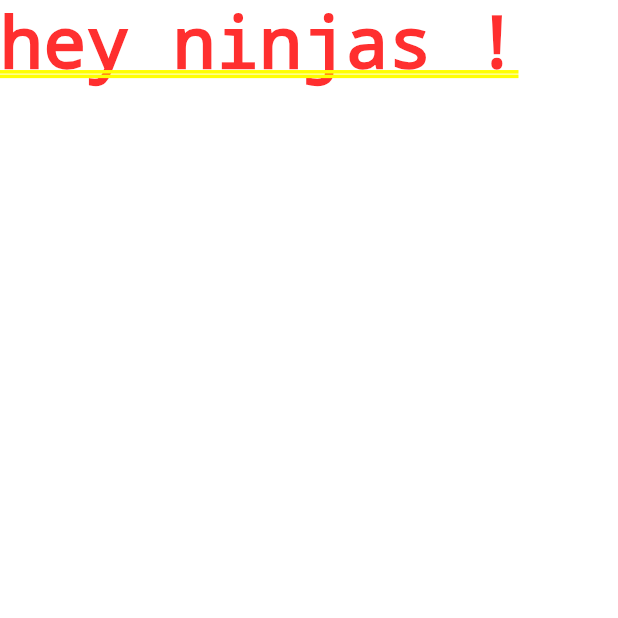
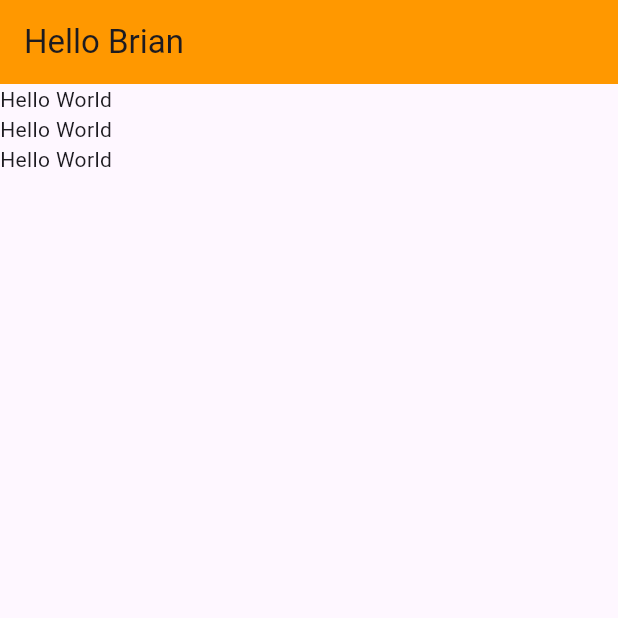
Before and after one commit to briankihia/FlutterApp, a Flutter app: the screen it shows after launch, on a phone screen of 412 x 824 dp, the top half of it. Run offline on Flutter 3.47's test engine with Material 3 defaults, Android fonts, the phone set to English and light mode, and no system bars.

Commit message:
created the first list of widgets and saw display

```diff
--- a/lib/main.dart
+++ b/lib/main.dart
@@ -1,9 +1,94 @@
 import 'package:flutter/material.dart';
 
-void main () => runApp( const MaterialApp(
-  // materialApp is going to act as a wrapper for the rest of our widgets inside
-  // the home of our material app is just going to be just a text widget.
-  // the home screen is just going to be a text widget.
-  home: Text('hey ninjas !'),
-//   different properties in our widgets are separated by commas
-));  // MaterialApp
+void main() {
+  // void main function usually means it is the first function to be run as soon as the app runs
+  runApp(MyApp());
+//   runApp is a function gotten from the import of material.dart above
+}
+
+class MyApp extends StatelessWidget {
+  const MyApp({super.key});
+
+
+//   flutter uses widgets to do all of its drawing and pretty much handling everything within the framework
+// widget is something that has has properties and could be rendered to the screen
+// eg. textwidget, row widget, column widget
+// when building our application we are going to build like a widget tree
+// ie. upper level widget that stores lower level widget
+// ie. if you modify the upper level widget everything gets modified
+
+//   this widget is the root of our application
+// stateleswidget just means that the widget will not be changing based on our interaction with it in the program
+// this means all we need to do when we make a statelesswidget is overide a method called build
+// MyApp takes all the functionality from statelesswidget class and altering it very slightly
+// statelesswidget has a bunch of functionality already defined
+@override
+  Widget build(BuildContext context) {
+  // since this is the root widget of our application, what we are returning is our materiaApp
+  // materialApp just sets up the actuall app for us and defines the homepage for our application
+  return MaterialApp(
+  //   first when we make an app the first thing we pass is a title
+    title: 'Flutter App',
+    theme: ThemeData(
+      // primarySwatch sets the primary color of our app
+      primarySwatch: Colors.orange,
+      primaryColor: Colors.orange,
+      // This makes the primary color yellow more broadly.
+    //   visualdensity means do we change the actual look of our app depending on what platform we are on eg. ios, android
+      visualDensity: VisualDensity.adaptivePlatformDensity,
+    ),
+    // home is going to be the homepage of your application
+
+    home: MyHomePage(),
+  //   upto here is defining the actuall app but we havent defined what is actually going to show up when we draw the application
+  //    so we create a widget and place it here on the home to be our homepage
+
+
+  );
+}
+
+}
+
+
+class MyHomePage extends StatelessWidget {
+  @override
+  Widget build(BuildContext context) {
+  //    dart is a typed language so you need to define the types of all of your parameters, the return types of all of your functions and methods so we are going to be using classes and object oriented programming with generics
+  // we must return a widget
+  //   whenever we start making an app atleast for now we are going to be returning the scaffold widget
+  //   this just setts up the basic structure of a page
+  //   it can also hold other widgets inside of it
+  //   you can also return a text widget
+    //   return Text("hello");
+    // inside scaffold we add a child widget
+    // first we add a title
+    // statelesswidget and scaffold are widgets and on them we have a build method that tells us what to display when the app gets built
+
+    // we are going to have widgets inside of widgets
+    //  we have a scaffold widget, that has an appBar, that appBar is equal to an AppBar widget that has a title which is equal to a Text widget
+    return Scaffold(
+        appBar: AppBar(title: Text("Hello Brian"),backgroundColor: Theme.of(context).primaryColor, ),
+        // Set AppBar to primary color- that part for backgroundcolor
+        body:  Column(children: <Widget>[TestWidget(), TestWidget(), TestWidget()],));
+  //   you can also change above column into a row by just changing it to Row
+  //   in above we make our body to have a column which is going to be displayed as a list of widgets within it
+  //   children takes a list of widgets
+  //   when you add the column widget , this doesn't show anything itself all it does is align the children of it inside a column so they are above and below each other
+
+
+  //   also inside this scaffold widget we should also have a build method which tells us what should be displayed when we build the scaffold widget
+
+
+  }
+}
+
+
+// the below is a text widget which can be re-used
+class TestWidget extends StatelessWidget {
+  const TestWidget({super.key});
+
+  @override
+  Widget build(BuildContext context) {
+    return Text('Hello World');
+  }
+}
```
